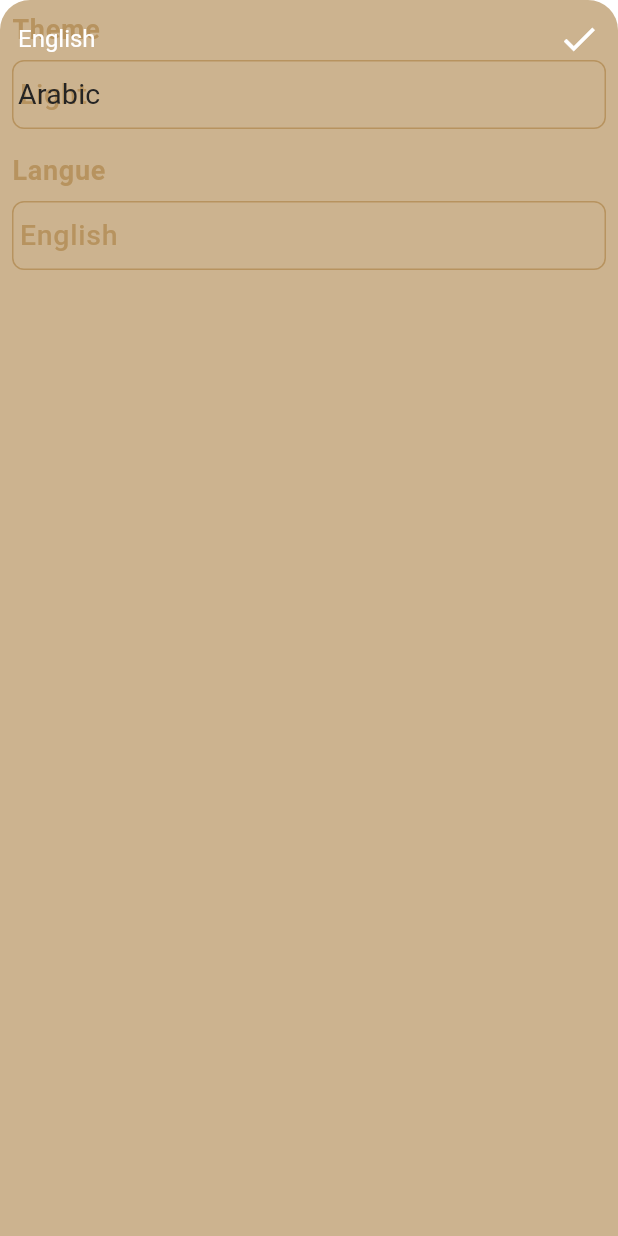
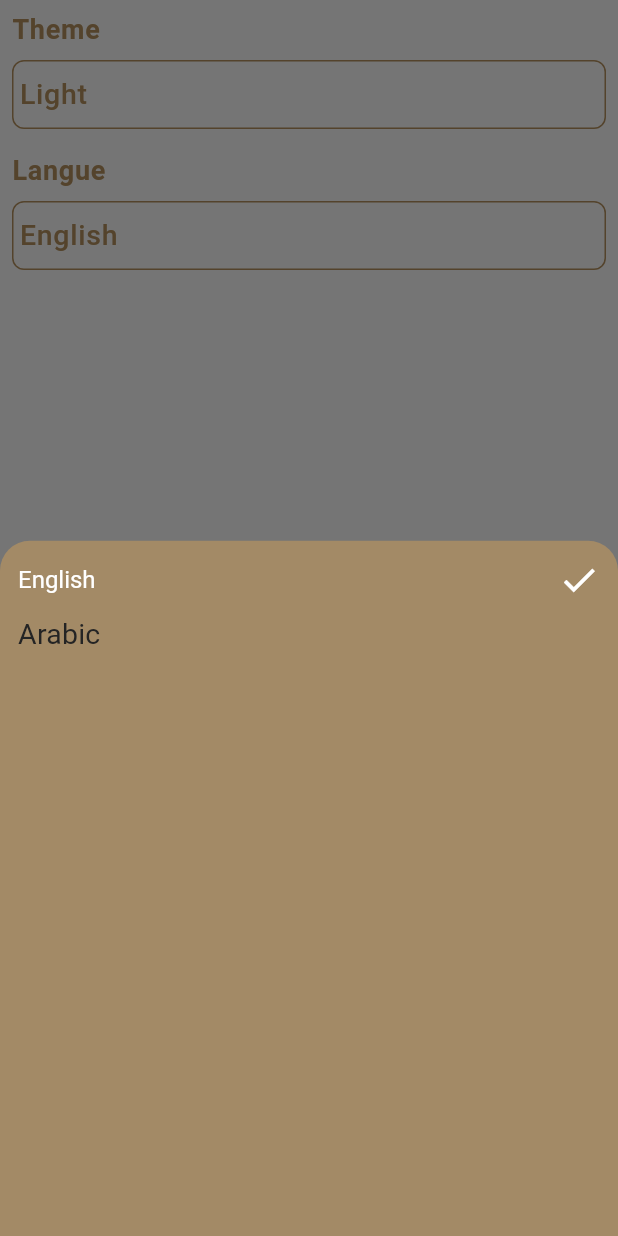
Before and after one commit to aya842/QuranApp, a Flutter app: the Settings widget shown alone on an empty page, opened directly, after a tap on "English", on a phone screen of 412 x 824 dp. Run offline on Flutter 3.47's test engine with Material 3 defaults, Android fonts, the phone set to English and light mode, and no system bars; generated files the repository leaves out were written again.

Commit message:
Up_Dates

```diff
--- a/lib/Presention/Moduels/Home_Moudel/Screens/Home/tabs/Settings/Settings.dart
+++ b/lib/Presention/Moduels/Home_Moudel/Screens/Home/tabs/Settings/Settings.dart
@@ -61,6 +61,6 @@ class Settings extends StatelessWidget {
 
   }
   void showButtomLanugeSheet(BuildContext context){
-    showBottomSheet(context: context, builder: (context)=>LanguageBottomSheet());
+    showModalBottomSheet(context: context, builder: (context)=>LanguageBottomSheet());
   }
 }
```
